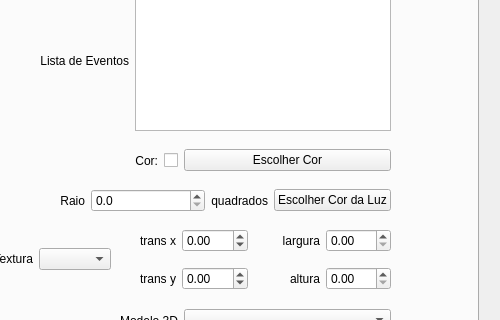
Above: ifg/qt/ui/entidade.ui from matferib/tabuleiro-virtual before the change; both pictures show x 462 to 962 and y 126 to 446 of the 962 by 632 pixel window. Below: the same form after it.
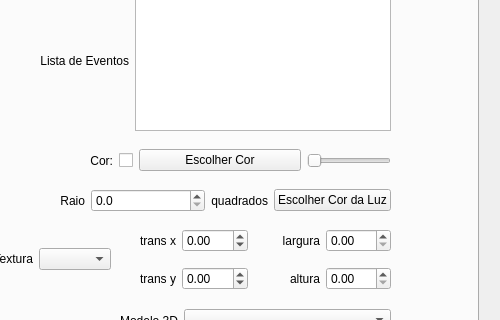
That is the form after the change.

Commit message: slider alfa em entidades

What changed in the file:
```diff
--- a/ifg/qt/ui/entidade.ui
+++ b/ifg/qt/ui/entidade.ui
@@ -134,6 +134,22 @@
         </property>
        </widget>
       </item>
+      <item>
+       <widget class="QSlider" name="slider_alfa">
+        <property name="sizePolicy">
+         <sizepolicy hsizetype="Fixed" vsizetype="Fixed">
+          <horstretch>0</horstretch>
+          <verstretch>0</verstretch>
+         </sizepolicy>
+        </property>
+        <property name="maximum">
+         <number>100</number>
+        </property>
+        <property name="orientation">
+         <enum>Qt::Horizontal</enum>
+        </property>
+       </widget>
+      </item>
      </layout>
     </widget>
     <widget class="QWidget" name="horizontalLayoutWidget_7">
```
The commit also changes 2 other files.
